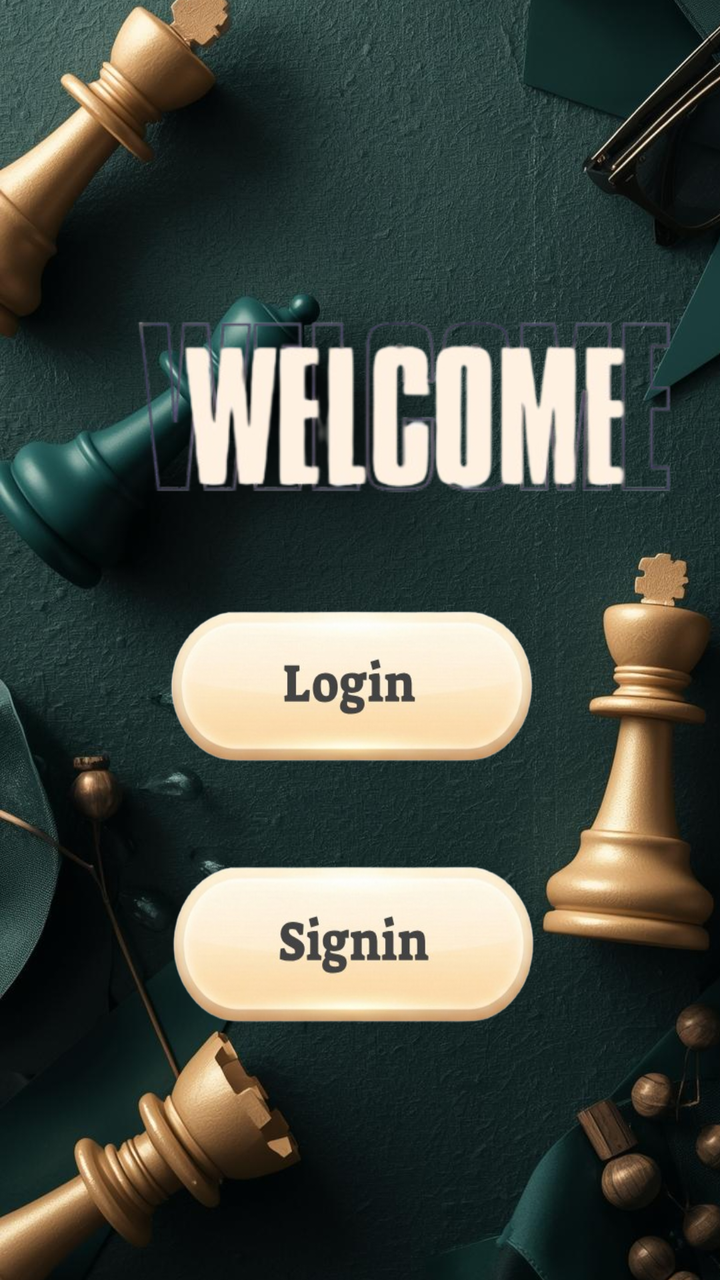
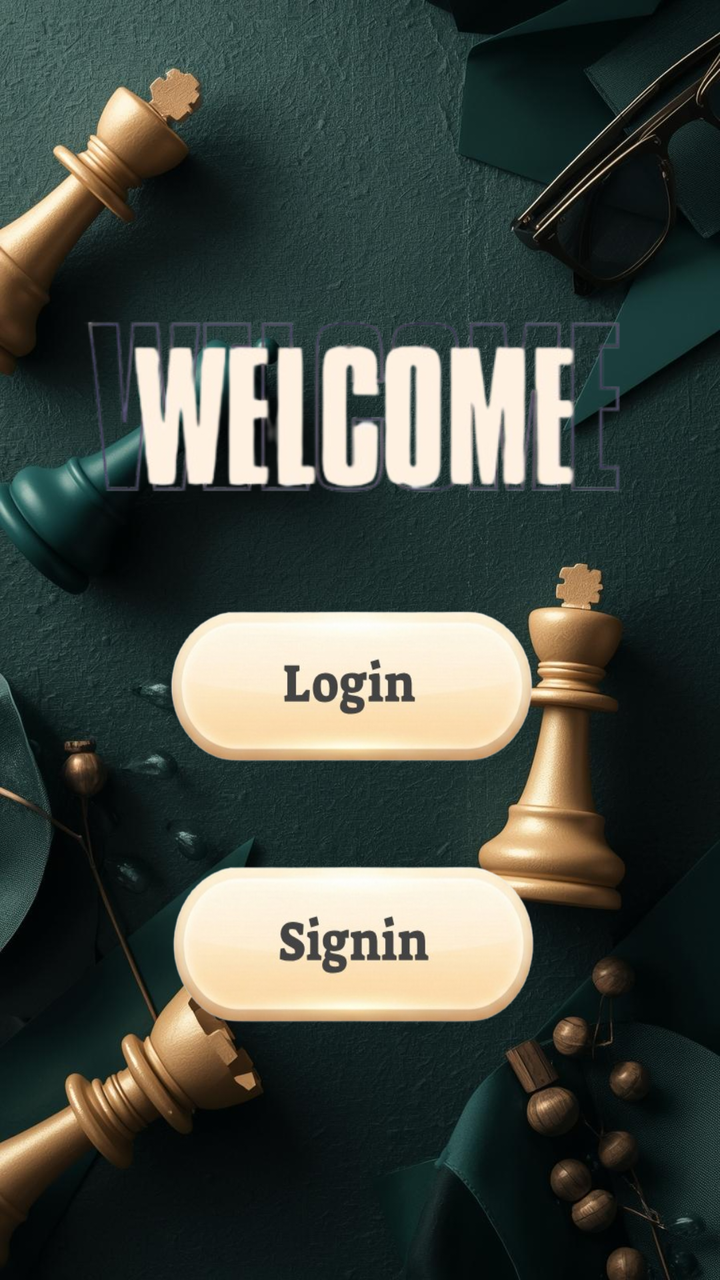

The first picture is an Android layout as it rendered before a commit; the second is the same layout after the commit. The layout source and the unified diff follow.
<!-- AndroidManifest.xml: application theme Theme.ChessGame -->
<!-- res/layout/log_lobby.xml -->
<?xml version="1.0" encoding="utf-8"?>
<androidx.constraintlayout.widget.ConstraintLayout xmlns:android="http://schemas.android.com/apk/res/android"
    xmlns:app="http://schemas.android.com/apk/res-auto"
    xmlns:tools="http://schemas.android.com/tools"
    android:id="@+id/main"
    android:layout_width="match_parent"
    android:layout_height="match_parent">

    <ImageView
        android:id="@+id/imageView"
        android:layout_width="411dp"
        android:layout_height="739dp"
        app:layout_constraintBottom_toBottomOf="parent"
        app:layout_constraintEnd_toEndOf="parent"
        app:layout_constraintHorizontal_bias="0.0"
        app:layout_constraintStart_toStartOf="parent"
        app:layout_constraintTop_toTopOf="parent"
        app:srcCompat="@drawable/lobby" />

    <ImageButton
        android:id="@+id/loginbtn"
        android:layout_width="256dp"
        android:layout_height="120dp"
        android:background="@null"
        android:scaleType="fitXY"
        app:layout_constraintBottom_toBottomOf="parent"
        app:layout_constraintEnd_toEndOf="parent"
        app:layout_constraintHorizontal_bias="0.496"
        app:layout_constraintStart_toStartOf="parent"
        app:layout_constraintTop_toTopOf="parent"
        app:layout_constraintVertical_bias="0.536"
        app:srcCompat="@drawable/loginbutton" />

    <ImageButton
        android:id="@+id/signbtn"
        android:layout_width="258dp"
        android:layout_height="123dp"
        android:background="@null"
        android:scaleType="fitXY"
        app:layout_constraintBottom_toBottomOf="parent"
        app:layout_constraintEnd_toEndOf="parent"
        app:layout_constraintHorizontal_bias="0.496"
        app:layout_constraintStart_toStartOf="parent"
        app:layout_constraintTop_toTopOf="parent"
        app:layout_constraintVertical_bias="0.792"
        app:srcCompat="@drawable/signinbutton" />

    <ImageView
        android:id="@+id/imageView3"
        android:layout_width="465dp"
        android:layout_height="417dp"
        app:layout_constraintBottom_toBottomOf="parent"
        app:layout_constraintEnd_toEndOf="@+id/imageView"
        app:layout_constraintStart_toStartOf="parent"
        app:layout_constraintTop_toTopOf="parent"
        app:layout_constraintVertical_bias="0.0"
        app:srcCompat="@drawable/welcome" />

</androidx.constraintlayout.widget.ConstraintLayout>
<!-- resources referenced by this layout -->
<resources>
  <!-- drawable lobby: jpg bitmap (drawable, 182438 bytes) -->
  <!-- drawable loginbutton: png bitmap (drawable, 88230 bytes) -->
  <!-- drawable signinbutton: png bitmap (drawable, 90529 bytes) -->
  <!-- drawable welcome: png bitmap (drawable, 74747 bytes) -->
  <style name="Theme.ChessGame" parent="Base.Theme.ChessGame" />
  <style name="Base.Theme.ChessGame" parent="Theme.Material3.DayNight.NoActionBar">
          
          
      </style>
</resources>

<!-- the commit's change to res/layout/log_lobby.xml (unified diff, before → after) -->
@@ -4,18 +4,9 @@
     xmlns:tools="http://schemas.android.com/tools"
     android:id="@+id/main"
     android:layout_width="match_parent"
-    android:layout_height="match_parent">
+    android:layout_height="match_parent"
+    android:background="@drawable/lobby">
 
-    <ImageView
-        android:id="@+id/imageView"
-        android:layout_width="411dp"
-        android:layout_height="739dp"
-        app:layout_constraintBottom_toBottomOf="parent"
-        app:layout_constraintEnd_toEndOf="parent"
-        app:layout_constraintHorizontal_bias="0.0"
-        app:layout_constraintStart_toStartOf="parent"
-        app:layout_constraintTop_toTopOf="parent"
-        app:srcCompat="@drawable/lobby" />
 
     <ImageButton
         android:id="@+id/loginbtn"
@@ -50,7 +41,7 @@
         android:layout_width="465dp"
         android:layout_height="417dp"
         app:layout_constraintBottom_toBottomOf="parent"
-        app:layout_constraintEnd_toEndOf="@+id/imageView"
+        app:layout_constraintEnd_toEndOf="parent"
         app:layout_constraintStart_toStartOf="parent"
         app:layout_constraintTop_toTopOf="parent"
         app:layout_constraintVertical_bias="0.0"
